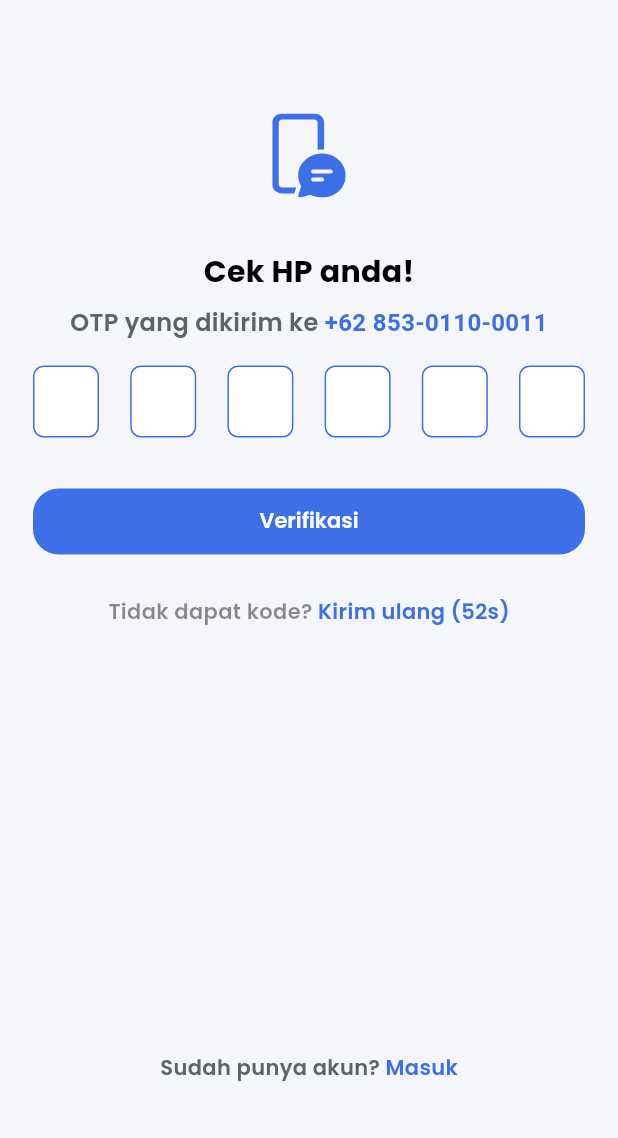
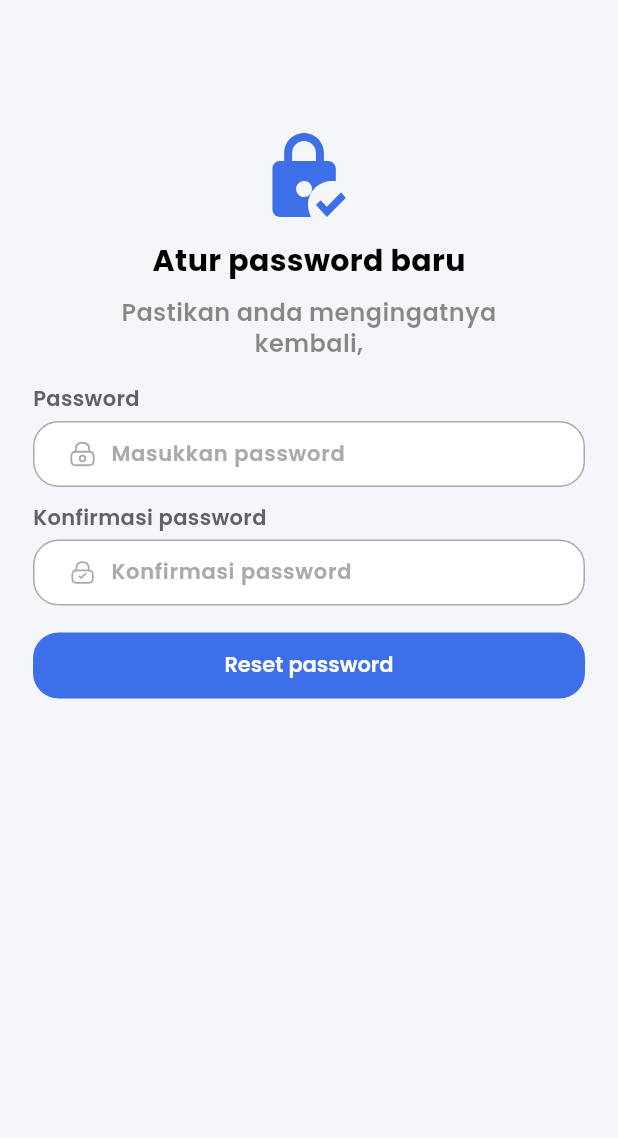
Before and after one commit to 12512512010011101/slicing_laundryapp, a Flutter app: the OtpScreen screen opened directly, after a tap on "Verifikasi", on a phone screen of 412 x 824 dp, the part 98-1236 px from its top. Run offline on Flutter 3.47's test engine with Material 3 defaults, Android fonts, the phone set to English and light mode, and no system bars; our stand-ins replace flutter_svg, google_fonts.

Commit message:
ganti hint email jadi Masukkan email

```diff
--- a/lib/screens/forgot_password_screen.dart
+++ b/lib/screens/forgot_password_screen.dart
@@ -48,7 +48,7 @@ class ForgotPasswordScreen extends StatelessWidget {
               const SizedBox(height: 18),
               AppTextField(
                 label: 'Email',
-                hint: 'budisanto@gmail.com',
+                hint: 'Masukkan email',
                 keyboardType: TextInputType.emailAddress,
                 prefix: svgIcon('sms', color: AppColors.primary),
               ),
--- a/lib/screens/login_screen.dart
+++ b/lib/screens/login_screen.dart
@@ -34,7 +34,7 @@ class LoginScreen extends StatelessWidget {
                       const SizedBox(height: 24),
                       AppTextField(
                         label: 'Email',
-                        hint: 'budisanto@gmail.com',
+                        hint: 'Masukkan email',
                         keyboardType: TextInputType.emailAddress,
                         prefix: svgIcon('sms', color: AppColors.primary),
                       ),
--- /dev/null
+++ b/lib/screens/new_password_screen.dart
@@ -0,0 +1,74 @@
+import 'package:flutter/material.dart';
+import 'package:flutter_svg/flutter_svg.dart';
+import 'account_created_screen.dart';
+import '../core/app_icons.dart';
+import '../core/theme/app_colors.dart';
+import '../widgets/app_text_field.dart';
+import '../widgets/auth_widgets.dart';
+import '../widgets/primary_button.dart';
+
+class NewPasswordScreen extends StatelessWidget {
+  const NewPasswordScreen({super.key});
+
+  @override
+  Widget build(BuildContext context) {
+    return Scaffold(
+      body: SafeArea(
+        top: false,
+        child: SingleChildScrollView(
+          padding:
+              const EdgeInsets.symmetric(horizontal: AppSpacing.pageMargin),
+          child: Column(
+            children: [
+              const AuthBackButton(),
+              const SizedBox(height: 89),
+              SvgPicture.asset('assets/icons/lock_check_big.svg',
+                  width: 49, height: 56),
+              const SizedBox(height: 15),
+              const Text(
+                'Atur password baru',
+                style: TextStyle(
+                    fontSize: 20,
+                    fontWeight: FontWeight.w700,
+                    color: Colors.black),
+              ),
+              const SizedBox(height: 9),
+              const Text(
+                'Pastikan anda mengingatnya\nkembali,',
+                textAlign: TextAlign.center,
+                style: TextStyle(
+                    fontSize: 16,
+                    height: 1.3,
+                    fontWeight: FontWeight.w600,
+                    color: Color(0x73000000)),
+              ),
+              const SizedBox(height: 16),
+              AppTextField(
+                label: 'Password',
+                hint: 'Masukkan password',
+                obscure: true,
+                prefix: svgIcon('lock', color: AppColors.placeholder),
+              ),
+              const SizedBox(height: 10),
+              AppTextField(
+                label: 'Konfirmasi password',
+                hint: 'Konfirmasi password',
+                obscure: true,
+                prefix: svgIcon('lock_tick', color: AppColors.placeholder),
+              ),
+              const SizedBox(height: 16),
+              PrimaryButton(
+                label: 'Reset password',
+                onPressed: () => Navigator.push(
+                  context,
+                  MaterialPageRoute(
+                      builder: (_) => const AccountCreatedScreen()),
+                ),
+              ),
+            ],
+          ),
+        ),
+      ),
+    );
+  }
+}
--- a/lib/screens/otp_screen.dart
+++ b/lib/screens/otp_screen.dart
@@ -2,6 +2,7 @@ import 'dart:async';
 import 'package:flutter/material.dart';
 import 'package:flutter/services.dart';
 import 'package:flutter_svg/flutter_svg.dart';
+import 'new_password_screen.dart';
 import '../core/theme/app_colors.dart';
 import '../widgets/auth_widgets.dart';
 import '../widgets/primary_button.dart';
@@ -92,21 +93,20 @@ class _OtpScreenState extends State<OtpScreen> {
     return Scaffold(
       body: SafeArea(
         top: false,
-        child: LayoutBuilder(
-          builder: (context, constraints) => SingleChildScrollView(
-            child: ConstrainedBox(
-              constraints: BoxConstraints(minHeight: constraints.maxHeight),
-              child: IntrinsicHeight(
+        child: CustomScrollView(
+          slivers: [
+            SliverFillRemaining(
+              hasScrollBody: false,
               child: Padding(
                 padding: const EdgeInsets.symmetric(
                     horizontal: AppSpacing.pageMargin),
                 child: Column(
                   children: [
                     const AuthBackButton(),
-                      const SizedBox(height: 76),
+                    const SizedBox(height: 96),
                     SvgPicture.asset('assets/icons/phone_chat.svg',
                         width: 49, height: 56),
-                      const SizedBox(height: 35),
+                    const SizedBox(height: 15),
                     const Text(
                       'Cek HP anda!',
                       style: TextStyle(
@@ -114,7 +114,7 @@ class _OtpScreenState extends State<OtpScreen> {
                           fontWeight: FontWeight.w700,
                           color: Colors.black),
                     ),
-                      const SizedBox(height: 8),
+                    const SizedBox(height: 3),
                     Text.rich(
                       TextSpan(
                         text: 'OTP yang dikirim ke ',
@@ -131,14 +131,21 @@ class _OtpScreenState extends State<OtpScreen> {
                           fontWeight: FontWeight.w600,
                           color: AppColors.grey),
                     ),
-                      const SizedBox(height: 17),
+                    const SizedBox(height: 37),
                     Row(
                       mainAxisAlignment: MainAxisAlignment.spaceBetween,
                       children: List.generate(6, _box),
                     ),
-                      const SizedBox(height: 20),
-                      PrimaryButton(label: 'Verifikasi', onPressed: () {}),
-                      const SizedBox(height: 26),
+                    const SizedBox(height: 33),
+                    PrimaryButton(
+                      label: 'Verifikasi',
+                      onPressed: () => Navigator.push(
+                        context,
+                        MaterialPageRoute(
+                            builder: (_) => const NewPasswordScreen()),
+                      ),
+                    ),
+                    const Spacer(),
                     Row(
                       mainAxisAlignment: MainAxisAlignment.center,
                       children: [
@@ -163,20 +170,12 @@ class _OtpScreenState extends State<OtpScreen> {
                         ),
                       ],
                     ),
-                      const Spacer(),
-                      AuthFooter(
-                        question: 'Sudah punya akun?',
-                        action: 'Masuk',
-                        onTap: () =>
-                            Navigator.popUntil(context, (r) => r.isFirst),
-                      ),
                     const SizedBox(height: 37),
                   ],
                 ),
               ),
             ),
-            ),
-          ),
+          ],
         ),
       ),
     );
--- a/lib/screens/register_screen.dart
+++ b/lib/screens/register_screen.dart
@@ -28,7 +28,7 @@ class RegisterScreen extends StatelessWidget {
                     ),
                     AppTextField(
                       label: 'Email',
-                      hint: 'budisanto@gmail.com',
+                      hint: 'Masukkan email',
                       keyboardType: TextInputType.emailAddress,
                       prefix: svgIcon('sms', color: AppColors.primary),
                     ),
```
Also changed, not shown: lib/screens/account_created_screen.dart (added, +62 -0 lines), assets/icons/lock_check_big.svg (added), assets/icons/lock_tick.svg (added), assets/icons/success_check.svg (added). Lines whose indentation alone changed are shown as unchanged.
